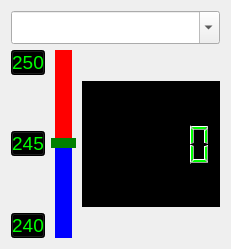
This is temp_moniter1.ui in kimbakcho/QCproject as Qt 5 draws it before an edit. The edited form follows.
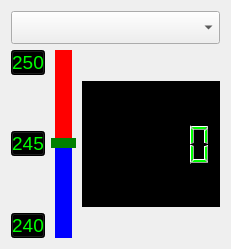
This is the edited form.

```diff
--- a/temp_moniter1.ui
+++ b/temp_moniter1.ui
@@ -71,7 +71,7 @@
       </font>
      </property>
      <property name="editable">
-      <bool>true</bool>
+      <bool>false</bool>
      </property>
     </widget>
    </item>
```
